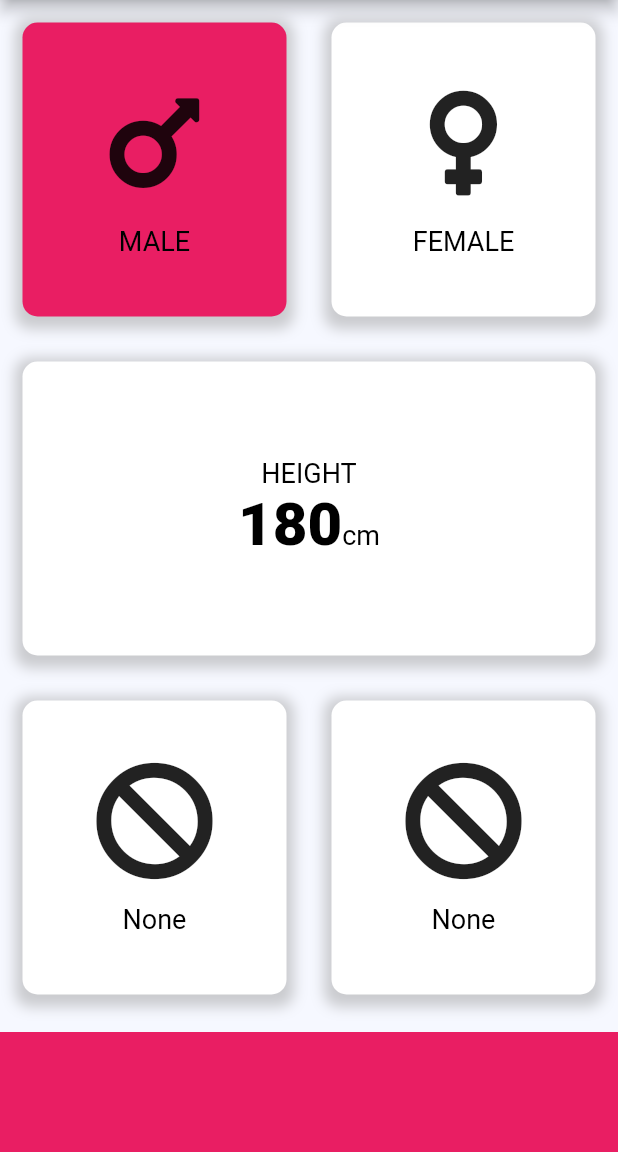
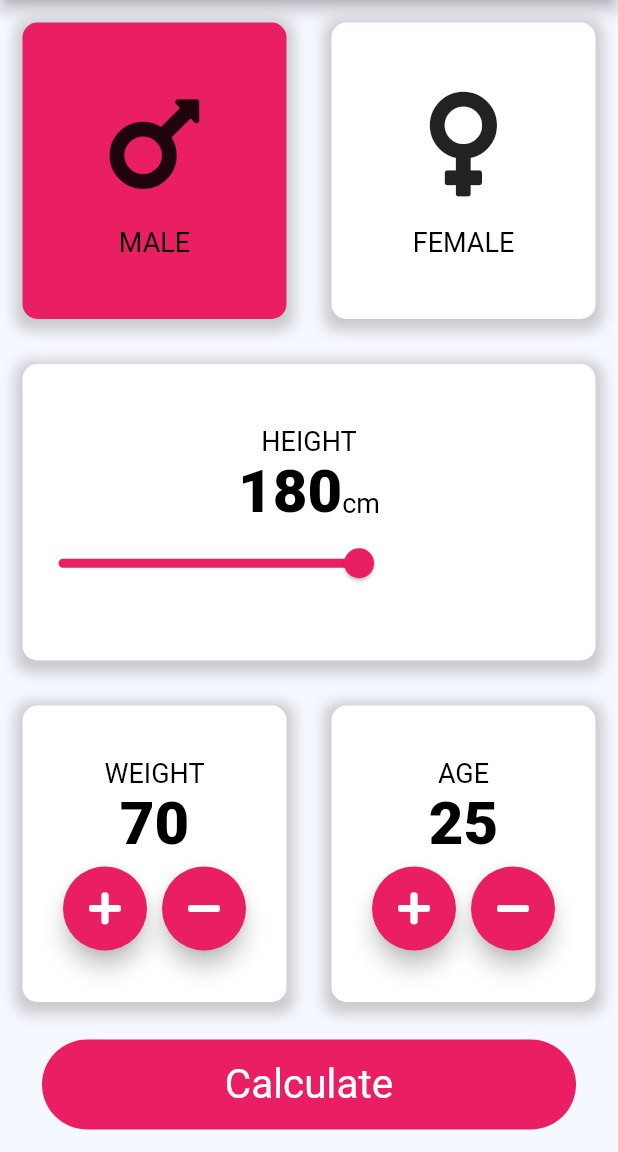
Before and after one commit to SomyaRanjanSahu/BMI-Calculator, a Flutter app: the screen it shows after launch, on a phone screen of 412 x 824 dp, the part 84-1236 px from its top. Run offline on Flutter 3.47's test engine with Material 2 defaults, Android fonts, the phone set to English and light mode, and no system bars; our stand-ins replace font_awesome_flutter.

Commit message:
Added slidebar , weight and age

```diff
--- a/lib/data_container.dart
+++ b/lib/data_container.dart
@@ -9,6 +9,11 @@ const textStyle2 = TextStyle(
   color: Color(0xFF000000),
   fontSize: 40.0,
   fontWeight: FontWeight.w900,
+);
+
+const textStyle3 = TextStyle(
+  color: Color(0xFFffffff),
+  fontSize: 27.0,
 );
 
 class DataContainer extends StatelessWidget {
--- a/lib/main_screen.dart
+++ b/lib/main_screen.dart
@@ -16,6 +16,9 @@ class MainScreen extends StatefulWidget {
 class _MainScreenState extends State<MainScreen> {
   Color maleBoxColor = activeColor;
   Color femaleBoxColor = inActiveColor;
+  int height = 180;
+  int weight = 70;
+  int age = 25;
 
   void updateBoxColor(int gender) {
     if (gender == 1) {
@@ -89,10 +92,22 @@ class _MainScreenState extends State<MainScreen> {
                     mainAxisAlignment: MainAxisAlignment.center,
                     crossAxisAlignment: CrossAxisAlignment.baseline,
                     textBaseline: TextBaseline.alphabetic,
-                    children: const <Widget>[
-                      Text("180", style: textStyle2),
-                      Text("cm", style: textStyle1),
+                    children: <Widget>[
+                      Text(height.toString(), style: textStyle2),
+                      const Text("cm", style: textStyle1),
                     ],
+                  ),
+                  Slider(
+                    value: height.toDouble(),
+                    min: 120,
+                    max: 220,
+                    activeColor: activeColor,
+                    inactiveColor: inActiveColor,
+                    onChanged: (double newValue) {
+                      setState(() {
+                        height = newValue.round();
+                      });
+                    },
                   )
                 ],
               ),
@@ -104,22 +119,101 @@ class _MainScreenState extends State<MainScreen> {
               Expanded(
                 child: ContainerBox(
                     boxColor: const Color(0xFFffffff),
-                    childWidget: DataContainer(
-                        icon: FontAwesomeIcons.ban, title: "None")),
+                    childWidget: Column(
+                      mainAxisAlignment: MainAxisAlignment.center,
+                      children: <Widget>[
+                        const Text("WEIGHT", style: textStyle1),
+                        Text(weight.toString(), style: textStyle2),
+                        const SizedBox(
+                          height: 5.0,
+                        ),
+                        Row(
+                          mainAxisAlignment: MainAxisAlignment.center,
+                          children: <Widget>[
+                            FloatingActionButton(
+                              backgroundColor: activeColor,
+                              child: const Icon(FontAwesomeIcons.plus,
+                                  color: Colors.white),
+                              onPressed: () {
+                                setState(() {
+                                  weight++;
+                                });
+                              },
+                            ),
+                            const SizedBox(width: 10.0),
+                            FloatingActionButton(
+                                backgroundColor: activeColor,
+                                child: const Icon(FontAwesomeIcons.minus,
+                                    color: Colors.white),
+                                onPressed: () {
+                                  setState(() {
+                                    if (weight > 1) {
+                                      weight--;
+                                    }
+                                  });
+                                })
+                          ],
+                        )
+                      ],
+                    )),
               ),
               Expanded(
                 child: ContainerBox(
                     boxColor: const Color(0xFFffffff),
-                    childWidget: DataContainer(
-                        icon: FontAwesomeIcons.ban, title: "None")),
+                    childWidget: Column(
+                      mainAxisAlignment: MainAxisAlignment.center,
+                      children: <Widget>[
+                        const Text("AGE", style: textStyle1),
+                        Text(age.toString(), style: textStyle2),
+                        const SizedBox(
+                          height: 5.0,
+                        ),
+                        Row(
+                          mainAxisAlignment: MainAxisAlignment.center,
+                          children: <Widget>[
+                            FloatingActionButton(
+                              backgroundColor: activeColor,
+                              child: const Icon(FontAwesomeIcons.plus,
+                                  color: Colors.white),
+                              onPressed: () {
+                                setState(() {
+                                  age++;
+                                });
+                              },
+                            ),
+                            const SizedBox(width: 10.0),
+                            FloatingActionButton(
+                                backgroundColor: activeColor,
+                                child: const Icon(FontAwesomeIcons.minus,
+                                    color: Colors.white),
+                                onPressed: () {
+                                  setState(() {
+                                    if (age > 1) {
+                                      age--;
+                                    }
+                                  });
+                                })
+                          ],
+                        )
+                      ],
+                    )),
               ),
             ],
           )),
           Container(
-            width: double.infinity,
-            height: 80.0,
-            color: activeColor,
-            margin: const EdgeInsets.only(top: 10.0),
+            child: const Center(
+              child: Text(
+                "Calculate",
+                style: textStyle3,
+              ),
+            ),
+            decoration: BoxDecoration(
+              borderRadius: BorderRadius.circular(30.0),
+              color: activeColor,
+            ),
+            width: 356.0,
+            height: 60.0,
+            margin: const EdgeInsets.only(bottom: 15.0, top: 10.0),
           )
         ],
       ),
```
